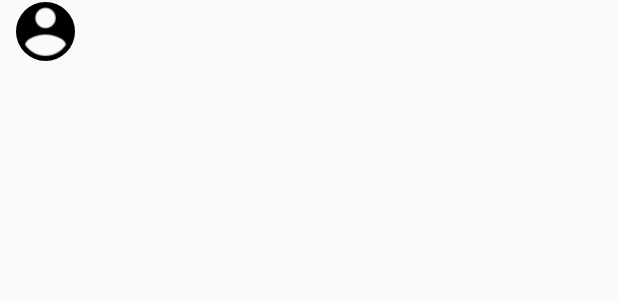
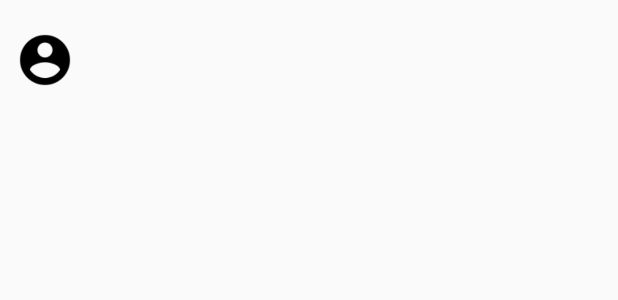
Before and after one commit to Suhejl/LernendeVerwaltung, an Android app: the layout list_apprentice.xml on its own in the app's theme, with its tools: preview values and no code run, on a phone screen of 412 x 824 dp. Shown: the top 300 px of the screen. Run offline under Robolectric (Android 15) with nearby library versions, the phone set to English and light mode, and no system bars.

Commit message:
removed redundant strings and colors

```diff
--- a/app/src/main/res/layout/activity_main.xml
+++ b/app/src/main/res/layout/activity_main.xml
@@ -4,7 +4,7 @@
     xmlns:tools="http://schemas.android.com/tools"
     android:layout_width="match_parent"
     android:layout_height="match_parent"
-    android:background="@color/homescreen_background"
+    android:background="@color/default_background"
     tools:context=".activity.MainActivity">
 
     <TextView
@@ -36,7 +36,7 @@
         android:id="@+id/home_seeApprenticesButton"
         android:layout_width="227dp"
         android:layout_height="41dp"
-        android:background="@color/see_apprentices_button_background"
+        android:background="@color/green"
         android:text="@string/see_apprentices"
         app:layout_constraintBottom_toBottomOf="parent"
         app:layout_constraintEnd_toEndOf="parent"
--- a/app/src/main/res/layout/list_apprentice.xml
+++ b/app/src/main/res/layout/list_apprentice.xml
@@ -3,21 +3,23 @@
     xmlns:app="http://schemas.android.com/apk/res-auto"
     android:id="@+id/item"
     android:layout_width="match_parent"
-    android:layout_height="wrap_content"
+    android:layout_height="80dp"
     android:background="?android:attr/selectableItemBackground">
 
     <HorizontalScrollView
         android:id="@+id/list_apprentice_firstnameScrollView"
         android:layout_width="128dp"
         android:layout_height="32dp"
-        android:layout_marginTop="10dp"
+        android:layout_marginEnd="32dp"
         android:layout_marginRight="32dp"
+        app:layout_constraintBottom_toBottomOf="parent"
         app:layout_constraintEnd_toStartOf="@+id/list_apprentice_lastnameScrollView"
         app:layout_constraintTop_toTopOf="parent">
+
         <TextView
             android:id="@+id/list_apprentice_firstnameTextView"
-            android:layout_width="match_parent"
-            android:layout_height="match_parent"
+            android:layout_width="wrap_content"
+            android:layout_height="wrap_content"
             android:gravity="center_vertical"
             android:scrollHorizontally="true" />
     </HorizontalScrollView>
@@ -27,14 +29,16 @@
         android:id="@+id/list_apprentice_lastnameScrollView"
         android:layout_width="128dp"
         android:layout_height="32dp"
-        android:layout_marginTop="10dp"
+        android:layout_marginEnd="32dp"
         android:layout_marginRight="32dp"
+        app:layout_constraintBottom_toBottomOf="parent"
         app:layout_constraintEnd_toEndOf="parent"
         app:layout_constraintTop_toTopOf="parent">
+
         <TextView
             android:id="@+id/list_apprentice_lastnameTextView"
-            android:layout_width="match_parent"
-            android:layout_height="match_parent"
+            android:layout_width="wrap_content"
+            android:layout_height="wrap_content"
             android:gravity="center_vertical"
             android:scrollHorizontally="true" />
     </HorizontalScrollView>
@@ -42,8 +46,8 @@
 
     <de.hdodenhof.circleimageview.CircleImageView
         android:id="@+id/list_apprentice_userPhoto"
-        android:layout_width="54dp"
-        android:layout_height="39dp"
+        android:layout_width="40dp"
+        android:layout_height="40dp"
         android:layout_marginEnd="32dp"
         android:layout_marginRight="32dp"
         android:contentDescription="@string/userlistPhoto"
--- a/app/src/main/res/values/colors.xml
+++ b/app/src/main/res/values/colors.xml
@@ -3,10 +3,8 @@
     <color name="colorPrimary">#28242F</color>
     <color name="colorPrimaryDark">#3700B3</color>
     <color name="colorAccent">#03DAC5</color>
-    <color name="homescreen_background">#777777</color>
     <color name="default_background">#DEDEDE</color>
     <color name="white">#FFFFFF</color>
-    <color name="see_apprentices_button_background">#888888</color>
     <color name="green">#2EBF16</color>
     <color name="textField">#C4C4C4</color>
 
--- a/app/src/main/res/xml/provider_paths.xml
+++ b/app/src/main/res/xml/provider_paths.xml
@@ -1,4 +1,4 @@
 <?xml version="1.0" encoding="utf-8"?>
-<paths xmlns:android="http://schemas.android.com/apk/res/android">
+<paths>
     <external-path name="external_files" path="."/>
 </paths>
```
